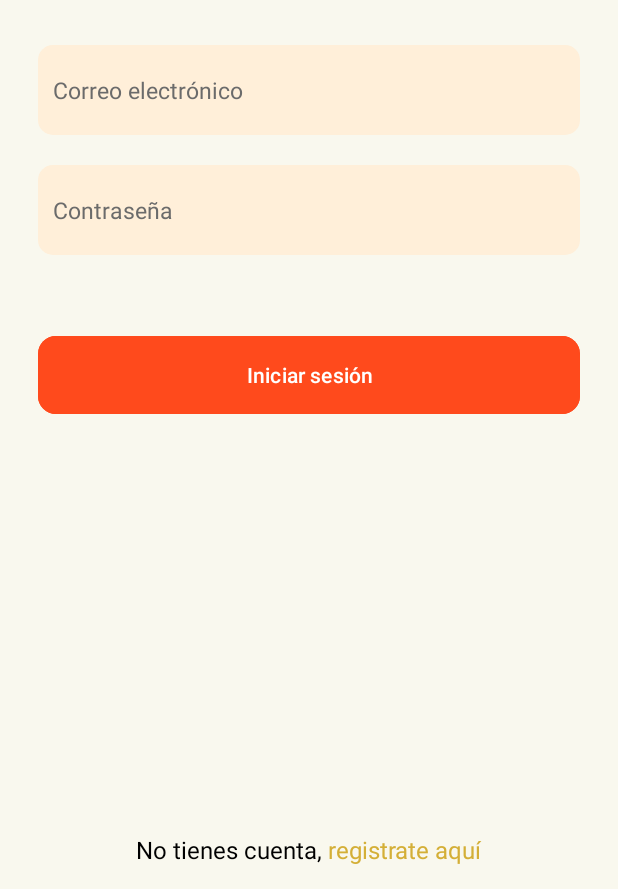
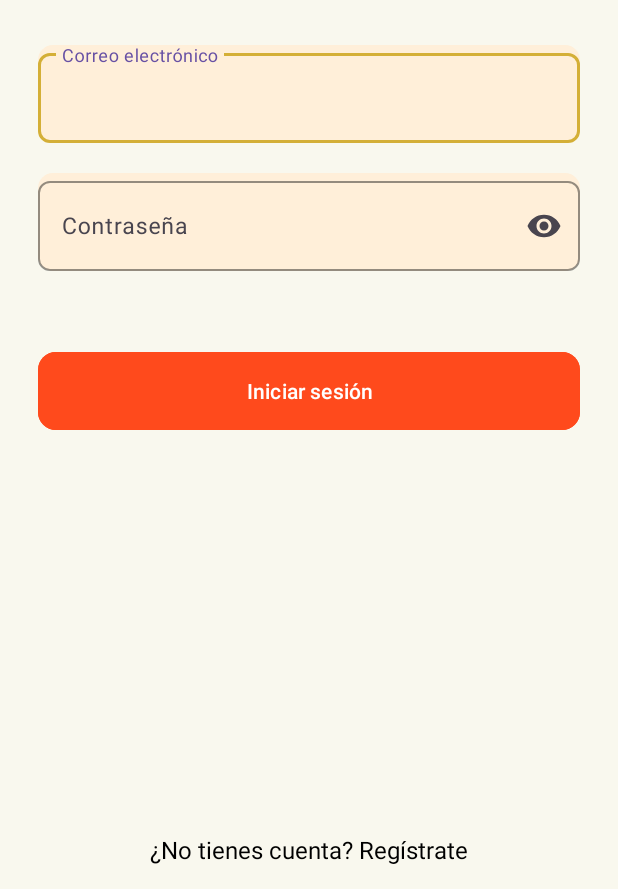
Before and after one commit to sapotronRonny/MOVILES_PROYECTO, an Android app: the screen it shows after launch (MainActivity), on a phone screen of 412 x 824 dp, the part 347-1236 px from its top. Run offline under Robolectric (Android 15) with nearby library versions, the phone set to English and light mode, and no system bars.

Commit message:
cambios login
cambios de login y agregado de string.xml del login

```diff
--- a/app/src/main/java/com/example/proyecto/MainActivity.kt
+++ b/app/src/main/java/com/example/proyecto/MainActivity.kt
@@ -39,11 +39,6 @@ class MainActivity : AppCompatActivity() {
             }
         }
 
-        spannable.setSpan(clickableSpan, 18, texto.length, Spanned.SPAN_EXCLUSIVE_EXCLUSIVE)
-        linkRegistro.text = spannable
-        linkRegistro.movementMethod = LinkMovementMethod.getInstance()
-        linkRegistro.highlightColor = Color.TRANSPARENT
-
 
     }
 }
--- a/app/src/main/res/layout/activity_main.xml
+++ b/app/src/main/res/layout/activity_main.xml
@@ -17,8 +17,6 @@
         app:layout_constraintTop_toTopOf="parent"
         app:layout_constraintBottom_toTopOf="@id/layoutInferior">
 
-
-
         <LinearLayout
             android:layout_width="match_parent"
             android:layout_height="wrap_content"
@@ -26,21 +24,19 @@
             android:paddingTop="40dp"
             android:paddingBottom="0dp"
             android:paddingStart="25dp">
-            <!--#e76700-->
 
             <TextView
                 android:layout_width="wrap_content"
                 android:layout_height="wrap_content"
-                android:text="Bienvenido"
+                android:text="@string/bienvenido"
                 android:textColor="@color/colorTextoBienvenida"
                 android:textSize="60sp" />
         </LinearLayout>
 
-
         <TextView
             android:layout_width="wrap_content"
             android:layout_height="wrap_content"
-            android:text="Ingresa tu correo y contraseña"
+            android:text="@string/ingresa_datos"
             android:textSize="20sp"
             android:textColor="@color/black"
             android:layout_marginLeft="25dp"
@@ -54,46 +50,70 @@
             android:layout_marginBottom="30dp"
             android:src="@drawable/logodesingfinal" />
 
-        <EditText
-            android:id="@+id/editTextCorreo"
+        <!-- Campo de correo electrónico -->
+        <com.google.android.material.textfield.TextInputLayout
             android:layout_width="match_parent"
-            android:layout_height="60dp"
-            android:hint="Correo electrónico"
+            android:layout_height="wrap_content"
             android:layout_marginLeft="25dp"
             android:layout_marginRight="25dp"
-            android:textSize="15sp"
-            android:background="@drawable/cuadrados"
-            android:textColor="@color/black"
-            android:textColorHint="#6b6b6b"
-            android:paddingLeft="10dp"
-            android:paddingEnd="40dp" /> <!-- Icono de borrar en el extremo derecho -->
+            app:boxBackgroundMode="outlined"
+            app:boxStrokeColor="#D4AF37"
+            app:boxCornerRadiusTopStart="8dp"
+            app:boxCornerRadiusTopEnd="8dp"
+            app:boxCornerRadiusBottomStart="8dp"
+            app:boxCornerRadiusBottomEnd="8dp"
+            android:background="@drawable/cuadrados">
 
-        <EditText
-            android:id="@+id/editTextContraseña"
+            <com.google.android.material.textfield.TextInputEditText
+                android:id="@+id/editTextCorreo"
+                android:layout_width="match_parent"
+                android:layout_height="60dp"
+                android:hint="@string/correo_electronico"
+                android:textColor="@color/black"
+                android:textColorHint="#6b6b6b"
+                android:textSize="15sp"
+                android:paddingLeft="10dp"
+                android:paddingEnd="40dp" />
+        </com.google.android.material.textfield.TextInputLayout>
+
+        <!-- Campo de contraseña -->
+        <com.google.android.material.textfield.TextInputLayout
             android:layout_width="match_parent"
-            android:layout_height="60dp"
-            android:hint="Contraseña"
+            android:layout_height="wrap_content"
             android:layout_marginLeft="25dp"
             android:layout_marginRight="25dp"
-            android:textSize="15sp"
-            android:background="@drawable/cuadrados"
             android:layout_marginTop="20dp"
-            android:textColor="@color/black"
-            android:textColorHint="#6b6b6b"
-            android:paddingEnd="40dp"
-            android:paddingLeft="10dp"
-            android:inputType="textPassword" />
+            app:boxBackgroundMode="outlined"
+            app:boxStrokeColor="#D4AF37"
+            app:boxCornerRadiusTopStart="8dp"
+            app:boxCornerRadiusTopEnd="8dp"
+            app:boxCornerRadiusBottomStart="8dp"
+            app:boxCornerRadiusBottomEnd="8dp"
+            app:endIconMode="password_toggle"
+            android:background="@drawable/cuadrados">
+
+            <com.google.android.material.textfield.TextInputEditText
+                android:id="@+id/editTextContraseña"
+                android:layout_width="match_parent"
+                android:layout_height="60dp"
+                android:hint="@string/contrasena"
+                android:textColor="@color/black"
+                android:textColorHint="#6b6b6b"
+                android:textSize="15sp"
+                android:paddingLeft="10dp"
+                android:inputType="textPassword" />
+        </com.google.android.material.textfield.TextInputLayout>
 
         <com.google.android.material.button.MaterialButton
             android:layout_width="match_parent"
             android:layout_height="60dp"
-            android:text="Iniciar sesión"
+            android:text="@string/iniciar_sesion"
             android:layout_marginTop="50dp"
             android:layout_marginRight="25dp"
             android:layout_marginLeft="25dp"
             android:backgroundTint="#ff4a1c"
             app:cornerRadius="12dp"
-            android:textColor="#FFFFFF"/>
+            android:textColor="#FFFFFF" />
     </LinearLayout>
 
     <!-- Layout inferior con el enlace de registro -->
@@ -111,7 +131,7 @@
             android:layout_height="wrap_content"
             android:layout_gravity="center_horizontal"
             android:textSize="16sp"
-            android:text="¿No tienes cuenta? Regístrate"
+            android:text="@string/no_tienes_cuenta"
             android:textColor="@color/black"
             android:clickable="true"
             android:focusable="true"
--- a/app/src/main/res/values/strings.xml
+++ b/app/src/main/res/values/strings.xml
@@ -1,3 +1,20 @@
 <resources>
-    <string name="app_name">Proyecto</string>
+    <string name="bienvenido">Bienvenido</string>
+    <string name="ingresa_datos">Ingresa tu correo y contraseña</string>
+    <string name="correo_electronico">Correo electrónico</string>
+    <string name="contrasena">Contraseña</string>
+    <string name="iniciar_sesion">Iniciar sesión</string>
+    <string name="no_tienes_cuenta">¿No tienes cuenta? Regístrate</string>
+
+
+
+
+
+
+
+
+
+
+
+
 </resources>
--- a/app/src/main/res/values/themes.xml
+++ b/app/src/main/res/values/themes.xml
@@ -4,6 +4,9 @@
         <!-- Customize your light theme here. -->
         <!-- <item name="colorPrimary">@color/my_light_primary</item> -->
     </style>
+    <style name="Theme.MyApp" parent="Theme.MaterialComponents.DayNight.DarkActionBar">
+        <!-- otros atributos aquí -->
+    </style>
 
     <style name="Theme.Proyecto" parent="Base.Theme.Proyecto" />
 </resources>
--- a/gradle/libs.versions.toml
+++ b/gradle/libs.versions.toml
@@ -20,6 +20,7 @@ material = { group = "com.google.android.material", name = "material", version.r
 androidx-activity = { group = "androidx.activity", name = "activity", version.ref = "activity" }
 androidx-constraintlayout = { group = "androidx.constraintlayout", name = "constraintlayout", version.ref = "constraintlayout" }
 
+
 [plugins]
 android-application = { id = "com.android.application", version.ref = "agp" }
 kotlin-android = { id = "org.jetbrains.kotlin.android", version.ref = "kotlin" }
```
Also changed, not shown: app/src/main/res/values/colors.xml (line endings or trailing spaces).
